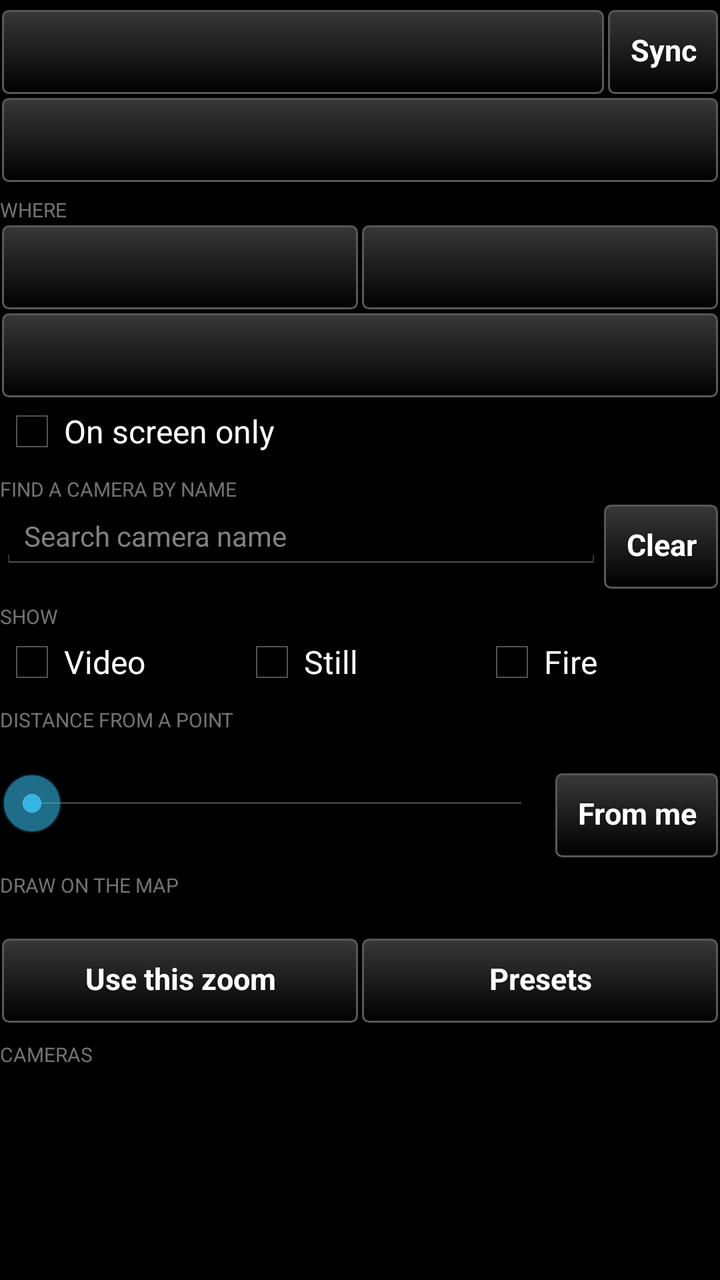
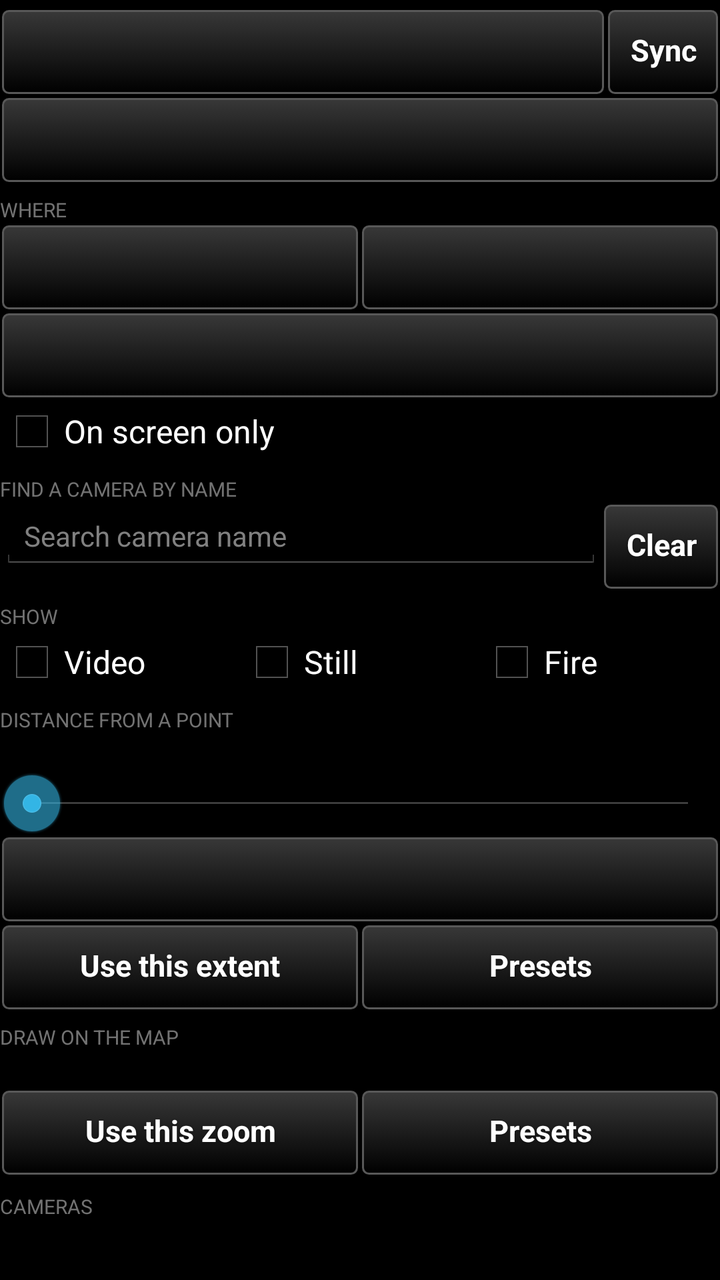

Before-and-after screenshots of an Android layout around one commit, followed by the original layout XML and the change that was made.
<!-- AndroidManifest.xml: application theme AppTheme -->
<!-- res/layout/controls_header.xml -->
<?xml version="1.0" encoding="utf-8"?>
<LinearLayout xmlns:android="http://schemas.android.com/apk/res/android"
    android:layout_width="match_parent"
    android:layout_height="wrap_content"
    android:orientation="vertical">

    
    <LinearLayout
        android:layout_width="match_parent"
        android:layout_height="wrap_content"
        android:orientation="horizontal"
        android:baselineAligned="false"
        android:layout_marginTop="4dp">

        <Button
            style="@style/TakwerxButton"
            android:id="@+id/favorites"
            android:layout_width="0dp"
            android:layout_weight="1"
            android:layout_height="wrap_content" />

        
        <Button
            style="@style/TakwerxButton"
            android:id="@+id/resync"
            android:layout_width="wrap_content"
            android:layout_height="wrap_content"
            android:text="@string/resync" />
    </LinearLayout>

    
    <Button
        style="@style/TakwerxButton"
        android:id="@+id/bearings_off"
        android:layout_width="match_parent"
        android:layout_height="wrap_content" />

    <TextView
        android:layout_width="match_parent"
        android:layout_height="wrap_content"
        android:text="Where"
        android:textSize="10sp"
        android:textAllCaps="true"
        android:paddingTop="6dp"
        android:alpha="0.6" />

    <LinearLayout
        android:layout_width="match_parent"
        android:layout_height="wrap_content"
        android:orientation="horizontal">

        <Button
        style="@style/TakwerxButton"
            android:id="@+id/state"
            android:layout_width="0dp"
            android:layout_weight="1"
            android:layout_height="wrap_content" />

        <Button
        style="@style/TakwerxButton"
            android:id="@+id/provider"
            android:layout_width="0dp"
            android:layout_weight="1"
            android:layout_height="wrap_content" />
    </LinearLayout>

    <Button
        style="@style/TakwerxButton"
        android:id="@+id/county"
        android:layout_width="match_parent"
        android:layout_height="wrap_content" />

    
    <CheckBox
        android:id="@+id/in_view"
        android:layout_width="match_parent"
        android:layout_height="wrap_content"
        android:text="On screen only" />

    <TextView
        android:layout_width="match_parent"
        android:layout_height="wrap_content"
        android:text="Find a camera by name"
        android:textSize="10sp"
        android:textAllCaps="true"
        android:paddingTop="6dp"
        android:alpha="0.6" />

    
    <LinearLayout
        android:layout_width="match_parent"
        android:layout_height="wrap_content"
        android:orientation="horizontal"
        android:baselineAligned="false">

        <EditText
            android:id="@+id/search"
            android:layout_width="0dp"
            android:layout_weight="1"
            android:layout_height="wrap_content"
            android:hint="@string/search_hint"
            android:inputType="text"
            android:maxLines="1"
            android:textSize="14sp" />

        <Button
            style="@style/TakwerxButton"
            android:id="@+id/search_clear"
            android:layout_width="wrap_content"
            android:layout_height="wrap_content"
            android:layout_gravity="center_vertical"
            android:text="@string/clear" />
    </LinearLayout>

    <TextView
        android:layout_width="match_parent"
        android:layout_height="wrap_content"
        android:text="Show"
        android:textSize="10sp"
        android:textAllCaps="true"
        android:paddingTop="6dp"
        android:alpha="0.6" />

    <LinearLayout
        android:layout_width="match_parent"
        android:layout_height="wrap_content"
        android:orientation="horizontal">

        <CheckBox
            android:id="@+id/live_only"
            android:layout_width="0dp"
            android:layout_weight="1"
            android:layout_height="wrap_content"
            android:text="Video" />

        <CheckBox
            android:id="@+id/still_only"
            android:layout_width="0dp"
            android:layout_weight="1"
            android:layout_height="wrap_content"
            android:text="Still" />

        <CheckBox
            android:id="@+id/fire_only"
            android:layout_width="0dp"
            android:layout_weight="1"
            android:layout_height="wrap_content"
            android:text="Fire" />
    </LinearLayout>

    <TextView
        android:layout_width="match_parent"
        android:layout_height="wrap_content"
        android:text="Distance from a point"
        android:textSize="10sp"
        android:textAllCaps="true"
        android:paddingTop="6dp"
        android:alpha="0.6" />

    <TextView
        android:id="@+id/radius_label"
        android:layout_width="match_parent"
        android:layout_height="wrap_content" />

    <LinearLayout
        android:layout_width="match_parent"
        android:layout_height="wrap_content"
        android:orientation="horizontal">

        <SeekBar
            android:id="@+id/radius"
            android:layout_width="0dp"
            android:layout_weight="1"
            android:layout_height="wrap_content"
            android:max="200" />

        <Button
        style="@style/TakwerxButton"
            android:id="@+id/pick_point"
            android:layout_width="wrap_content"
            android:layout_height="wrap_content"
            android:text="@string/pick_point" />
    </LinearLayout>

    <TextView
        android:layout_width="match_parent"
        android:layout_height="wrap_content"
        android:text="Draw on the map"
        android:textSize="10sp"
        android:textAllCaps="true"
        android:paddingTop="6dp"
        android:alpha="0.6" />

    <TextView
        android:id="@+id/zoom_label"
        android:layout_width="match_parent"
        android:layout_height="wrap_content" />

    <LinearLayout
        android:layout_width="match_parent"
        android:layout_height="wrap_content"
        android:orientation="horizontal">

        <Button
        style="@style/TakwerxButton"
            android:id="@+id/zoom_set"
            android:layout_width="0dp"
            android:layout_weight="1"
            android:layout_height="wrap_content"
            android:text="Use this zoom" />

        <Button
        style="@style/TakwerxButton"
            android:id="@+id/zoom_preset"
            android:layout_width="0dp"
            android:layout_weight="1"
            android:layout_height="wrap_content"
            android:text="Presets" />
    </LinearLayout>

    <TextView
        android:layout_width="match_parent"
        android:layout_height="wrap_content"
        android:text="Cameras"
        android:textSize="10sp"
        android:textAllCaps="true"
        android:paddingTop="8dp"
        android:alpha="0.6" />

</LinearLayout>
<!-- resources referenced by this layout -->
<resources>
  <string name="clear">Clear</string>
  <string name="pick_point">From me</string>
  <string name="resync">Sync</string>
  <string name="search_hint">Search camera name</string>
  <style name="TakwerxButton" parent="@style/darkButton">
          <item name="android:paddingLeft">12dp</item>
          <item name="android:paddingRight">12dp</item>
          <item name="android:paddingTop">6dp</item>
          <item name="android:paddingBottom">8dp</item>
          <item name="android:minHeight">44dp</item>
          <item name="android:minWidth">0dp</item>
          <item name="android:textSize">15sp</item>
          <item name="android:singleLine">true</item>
          <item name="android:ellipsize">end</item>
      </style>
  <style name="AppTheme" parent="@android:style/Theme.Holo">
          <item name="android:buttonStyle">@android:style/Widget.Button</item>
          <item name="android:imageButtonStyle">@android:style/Widget.Button</item>
          <item name="android:buttonStyleToggle">@android:style/Widget.Button</item>
          <item name="android:spinnerStyle">@style/ATAKSpinner</item>
          <item name="android:spinnerItemStyle">@style/ATAKSpinnerItem</item>
          <item name="android:editTextStyle">@style/ATAKEditText</item>
      </style>
  <style name="darkButton" parent="@android:style/Widget.Button">
          <item name="android:background">@drawable/btn_gray</item>
          <item name="android:shadowColor">@color/darker_gray</item>
          <item name="android:shadowDy">1</item>
          <item name="android:shadowRadius">2</item>
          <item name="android:textColor">@color/white</item>
          <item name="android:textStyle">bold</item>
          <item name="android:paddingTop">0dp</item>
          <item name="android:paddingBottom">3dp</item>
          <item name="android:textSize">@dimen/fontSize</item>
      </style>
  <style name="ATAKSpinner" parent="@android:style/Widget.Spinner">
          <item name="android:spinnerMode">dialog</item>
      </style>
  <style name="ATAKSpinnerItem">
          <item name="android:textColor">@android:color/white</item>
          <item name="android:dropDownVerticalOffset">0dip</item>
          <item name="android:dropDownHorizontalOffset">0dip</item>
          <item name="android:dropDownWidth">wrap_content</item>
          <item name="android:gravity">left|center_vertical</item>
      </style>
  <style name="ATAKEditText" parent="@android:style/Widget.EditText">
          
          
  
          
          <item name="android:imeOptions">flagNoFullscreen</item>
      </style>
  <color name="darker_gray">#121212</color>
  <color name="white">#ffffff</color>
  <dimen name="fontSize">14sp</dimen>
  <!-- drawable new_dark_button_disabled (drawable) -->
  <?xml version="1.0" encoding="utf-8"?>
  <layer-list xmlns:android="http://schemas.android.com/apk/res/android">
      <item android:bottom="1dp" android:right="1dp" android:left="1dp" android:top="1dp">
          <shape android:shape="rectangle">
              <corners android:radius="3dp" />
              <stroke
                  android:width="1dp"
                  android:color="#484848" />
              <solid android:color="#484848" />
          </shape>
      </item>
  </layer-list>
  <!-- drawable new_dark_button_bg (drawable) -->
  <?xml version="1.0" encoding="utf-8"?>
  <layer-list xmlns:android="http://schemas.android.com/apk/res/android">
      <item android:bottom="1dp" android:right="1dp" android:left="1dp" android:top="1dp">
          <shape android:shape="rectangle">
              <corners android:radius="3dp" />
              <stroke
                  android:width="1dp"
                  android:color="#585858" />
              <gradient
                  android:startColor="#000000"
                  android:endColor="#383838"
                  android:angle="90"/>
          </shape>
      </item>
  </layer-list>
  <!-- unchanged entries left out for length: 2 -->
</resources>

<!-- the commit's change to res/layout/controls_header.xml (unified diff, before → after) -->
@@ -162,24 +162,40 @@
         android:layout_width="match_parent"
         android:layout_height="wrap_content" />
 
-    <LinearLayout
-        android:layout_width="match_parent"
-        android:layout_height="wrap_content"
-        android:orientation="horizontal">
-
-        <SeekBar
-            android:id="@+id/radius"
-            android:layout_width="0dp"
-            android:layout_weight="1"
-            android:layout_height="wrap_content"
-            android:max="200" />
-
-        <Button
-        style="@style/TakwerxButton"
-            android:id="@+id/pick_point"
-            android:layout_width="wrap_content"
-            android:layout_height="wrap_content"
-            android:text="@string/pick_point" />
+    
+    <SeekBar
+        android:id="@+id/radius"
+        android:layout_width="match_parent"
+        android:layout_height="wrap_content"
+        android:max="50" />
+
+    
+    <Button
+        style="@style/TakwerxButton"
+        android:id="@+id/pick_point"
+        android:layout_width="match_parent"
+        android:layout_height="wrap_content" />
+
+    <LinearLayout
+        android:layout_width="match_parent"
+        android:layout_height="wrap_content"
+        android:orientation="horizontal">
+
+        <Button
+            style="@style/TakwerxButton"
+            android:id="@+id/radius_extent"
+            android:layout_width="0dp"
+            android:layout_weight="1"
+            android:layout_height="wrap_content"
+            android:text="Use this extent" />
+
+        <Button
+            style="@style/TakwerxButton"
+            android:id="@+id/radius_preset"
+            android:layout_width="0dp"
+            android:layout_weight="1"
+            android:layout_height="wrap_content"
+            android:text="Presets" />
     </LinearLayout>
 
     <TextView
<!-- resource entries referenced after the edit -->
@@ -1,7 +1,6 @@
 <!-- resources referenced by this layout -->
 <resources>
   <string name="clear">Clear</string>
-  <string name="pick_point">From me</string>
   <string name="resync">Sync</string>
   <string name="search_hint">Search camera name</string>
   <style name="TakwerxButton" parent="@style/darkButton">
